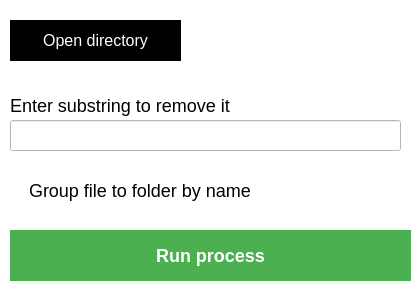
First picture: the form in src/main/python/ui/app.ui, repository UsingSession/TransfonterFontManager, before the edit.
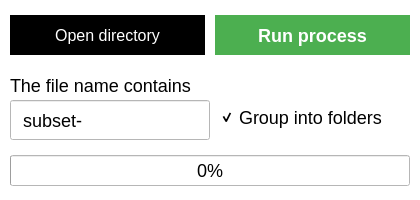
Second picture: the form after the edit. Icons and pictures are not drawn.

Commit message: Changing position the elements. Class refactoring

Patch:
```diff
--- a/src/main/python/ui/app.ui
+++ b/src/main/python/ui/app.ui
@@ -13,19 +13,19 @@
     <x>0</x>
     <y>0</y>
     <width>420</width>
-    <height>300</height>
+    <height>200</height>
    </rect>
   </property>
   <property name="minimumSize">
    <size>
     <width>420</width>
-    <height>300</height>
+    <height>180</height>
    </size>
   </property>
   <property name="maximumSize">
    <size>
     <width>420</width>
-    <height>300</height>
+    <height>350</height>
    </size>
   </property>
   <property name="font">
@@ -47,9 +47,9 @@
    <widget class="QCheckBox" name="checkBox">
     <property name="geometry">
      <rect>
-      <x>10</x>
-      <y>180</y>
-      <width>391</width>
+      <x>220</x>
+      <y>107</y>
+      <width>180</width>
       <height>21</height>
      </rect>
     </property>
@@ -57,16 +57,19 @@
      <string notr="true">background: transparent;</string>
     </property>
     <property name="text">
-     <string>Group file to folder by name</string>
+     <string>Group into folders</string>
+    </property>
+    <property name="checked">
+     <bool>true</bool>
     </property>
    </widget>
    <widget class="QPushButton" name="run_button">
     <property name="geometry">
      <rect>
-      <x>10</x>
-      <y>230</y>
-      <width>401</width>
-      <height>51</height>
+      <x>215</x>
+      <y>15</y>
+      <width>195</width>
+      <height>40</height>
      </rect>
     </property>
     <property name="font">
@@ -104,9 +107,9 @@
     <property name="geometry">
      <rect>
       <x>10</x>
-      <y>20</y>
-      <width>171</width>
-      <height>41</height>
+      <y>15</y>
+      <width>195</width>
+      <height>40</height>
      </rect>
     </property>
     <property name="cursor">
@@ -140,26 +143,78 @@
     <property name="geometry">
      <rect>
       <x>10</x>
-      <y>120</y>
-      <width>391</width>
-      <height>31</height>
+      <y>100</y>
+      <width>200</width>
+      <height>40</height>
      </rect>
     </property>
+    <property name="autoFillBackground">
+     <bool>false</bool>
+    </property>
+    <property name="styleSheet">
+     <string notr="true">padding: 0 10px;</string>
+    </property>
+    <property name="inputMask">
+     <string/>
+    </property>
+    <property name="text">
+     <string>subset-</string>
+    </property>
+    <property name="placeholderText">
+     <string>Delete the string that contains</string>
+    </property>
+    <property name="cursorMoveStyle">
+     <enum>Qt::LogicalMoveStyle</enum>
+    </property>
+    <property name="clearButtonEnabled">
+     <bool>false</bool>
+    </property>
    </widget>
    <widget class="QLabel" name="input_label">
     <property name="geometry">
      <rect>
       <x>10</x>
-      <y>90</y>
-      <width>231</width>
-      <height>31</height>
+      <y>70</y>
+      <width>400</width>
+      <height>30</height>
      </rect>
     </property>
     <property name="styleSheet">
      <string notr="true">background: transparent;</string>
     </property>
     <property name="text">
-     <string>Enter substring to remove it</string>
+     <string>The file name contains</string>
+    </property>
+    <property name="textFormat">
+     <enum>Qt::AutoText</enum>
+    </property>
+   </widget>
+   <widget class="QProgressBar" name="progressBar">
+    <property name="geometry">
+     <rect>
+      <x>10</x>
+      <y>155</y>
+      <width>400</width>
+      <height>31</height>
+     </rect>
+    </property>
+    <property name="value">
+     <number>0</number>
+    </property>
+    <property name="alignment">
+     <set>Qt::AlignCenter</set>
+    </property>
+    <property name="textVisible">
+     <bool>true</bool>
+    </property>
+    <property name="orientation">
+     <enum>Qt::Horizontal</enum>
+    </property>
+    <property name="invertedAppearance">
+     <bool>false</bool>
+    </property>
+    <property name="textDirection">
+     <enum>QProgressBar::TopToBottom</enum>
     </property>
    </widget>
   </widget>
```
Left out of the diff: 14 changed lines with no effect on the pictures. The commit also changes 2 other files.
